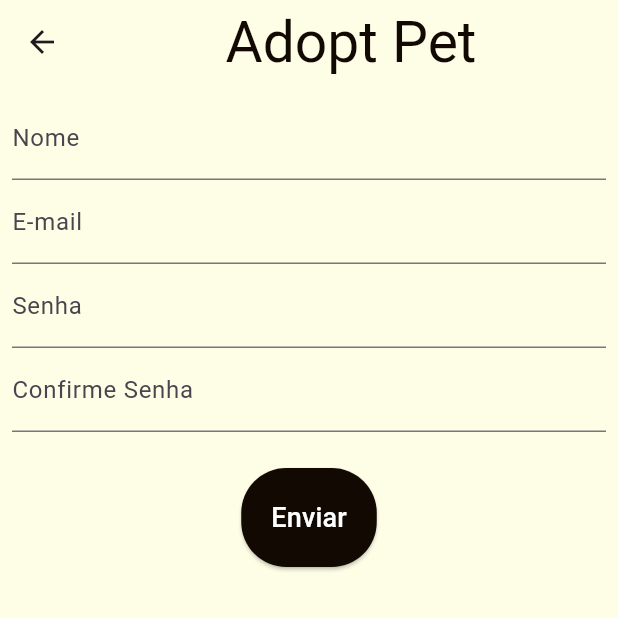
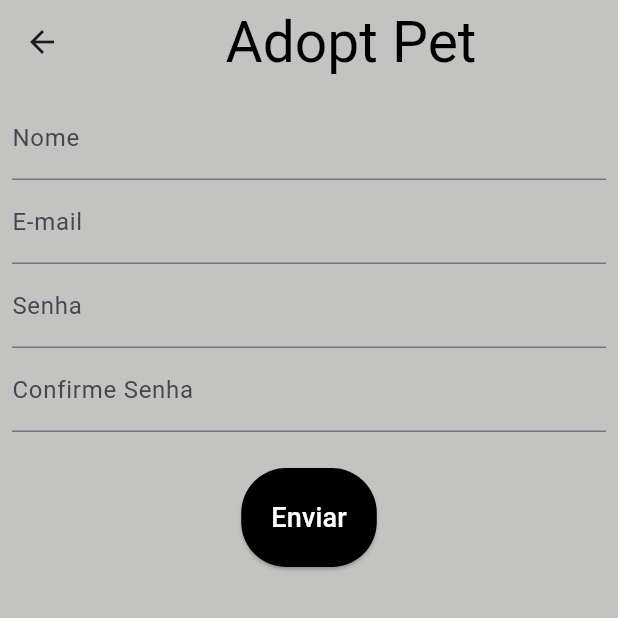
Before and after one commit to paulocavalc/Adopt-Pet, a Flutter app: the screen it shows after launch, item 3 of the bottom bar chosen, after a tap on "Registre-se", on a phone screen of 412 x 824 dp, the top half of it. Run offline on Flutter 3.47's test engine with Material 3 defaults, Android fonts, the phone set to English and light mode, and no system bars; our stand-ins replace google_fonts; network calls fail; Roboto replaces fonts that are missing (Calistoga).

Commit message:
Atualização Color

```diff
--- a/lib/authentication/login.dart
+++ b/lib/authentication/login.dart
@@ -14,19 +14,19 @@ class LoginPet extends StatelessWidget {
   Widget build(BuildContext context) {
     return Scaffold(
       appBar: AppBar(
-        backgroundColor: Color.fromARGB(255, 254, 254, 230),
+        backgroundColor: Color.fromARGB(255, 195, 195, 193),
         centerTitle: true,
         title: Center(
           child: Text("Adopt Pet",
             style: GoogleFonts.calistoga(
-              color: Color.fromARGB(255, 18, 9, 2),
+              color: Color.fromARGB(255, 0, 0, 0),
               fontSize: 38
             )
           ),
         ),
       ),
       body: Container(
-        color: Color.fromARGB(255, 254, 254, 230),
+        color: Color.fromARGB(255, 195, 195, 193),
         child: Center(
           child: SingleChildScrollView(
             child: Padding(
@@ -80,7 +80,7 @@ class LoginPet extends StatelessWidget {
                       },
                       child: Text('Login', style: TextStyle(fontSize: 18)),
                       style: ElevatedButton.styleFrom(
-                        primary: Color.fromARGB(255, 18, 9, 2),
+                        primary: Color.fromARGB(255, 0, 0, 0),
                         onPrimary: Colors.white,
                         padding: EdgeInsets.all(20),
                         shape: RoundedRectangleBorder(
@@ -98,7 +98,7 @@ class LoginPet extends StatelessWidget {
                       },
                       child: Text('Registre-se', style: TextStyle(fontSize: 18)),
                       style: ElevatedButton.styleFrom(
-                        primary: Color.fromARGB(255, 18, 9, 2),
+                        primary: Color.fromARGB(255, 0, 0, 0),
                         onPrimary: Colors.white,
                         padding: EdgeInsets.all(20),
                         shape: RoundedRectangleBorder(
--- a/lib/authentication/signup.dart
+++ b/lib/authentication/signup.dart
@@ -15,18 +15,18 @@ class SignUpPet extends StatelessWidget {
  Widget build(BuildContext context) {
     return Scaffold(
       appBar: AppBar(
-        backgroundColor: Color.fromARGB(255, 254, 254, 230),
+        backgroundColor: Color.fromARGB(255, 195, 195, 193),
         centerTitle: true,
         title: Center(
           child: Text("Adopt Pet",
             style: GoogleFonts.calistoga(
-              color: Color.fromARGB(255, 18, 9, 2),
+              color: Color.fromARGB(255, 0, 0, 0),
               fontSize: 38
             )
           ),
         ),
       ),
-      backgroundColor: Color.fromARGB(255, 254, 254, 230),
+      backgroundColor: Color.fromARGB(255, 195, 195, 193),
       body: Form(
         key: _formKey,
         child: SingleChildScrollView(
@@ -94,7 +94,7 @@ class SignUpPet extends StatelessWidget {
                 },
                 child: Text('Enviar', style: TextStyle(fontSize: 18)),
                 style: ElevatedButton.styleFrom(
-                  primary: Color.fromARGB(255, 18, 9, 2),
+                  primary: Color.fromARGB(255, 0, 0, 0),
                   onPrimary: Colors.white,
                   padding: EdgeInsets.all(20),
                   shape: RoundedRectangleBorder(
--- a/lib/grid-view/grid-view.dart
+++ b/lib/grid-view/grid-view.dart
@@ -21,12 +21,12 @@ class GridPetApp extends StatelessWidget {
       length: 11,
       child: Scaffold(
         appBar: AppBar(
-          backgroundColor: Color.fromARGB(255, 254, 254, 230),
+          backgroundColor: Color.fromARGB(255, 195, 195, 193),
           centerTitle: true,
           title: Center(
             child: Text("Adopt Pet",
                 style: GoogleFonts.calistoga(
-                    color: Color.fromARGB(255, 18, 9, 2), fontSize: 38)
+                    color: Color.fromARGB(255, 0, 0, 0), fontSize: 38)
             ),
           ),
           bottom: TabBar(
@@ -38,7 +38,7 @@ class GridPetApp extends StatelessWidget {
               EdgeInsets.only(left: 20, right: 20, top: 0, bottom: 0
             ),
             indicator: BoxDecoration(
-              color: Color.fromARGB(255, 18, 9, 2),
+              color: Color.fromARGB(255, 0, 0, 0),
               //borderRadius: BorderRadius.circular(80)
             ),
             tabs: [
--- a/lib/home/home.dart
+++ b/lib/home/home.dart
@@ -36,7 +36,7 @@ class _MyHomePageState extends State<MyHomePage> {
     return Scaffold(
       body: screens[currentIndex],
       bottomNavigationBar: BottomNavigationBar(
-        backgroundColor: Color.fromARGB(255, 254, 254, 230),
+        backgroundColor: Color.fromARGB(255, 195, 195, 193),
         type: BottomNavigationBarType.fixed,
         iconSize: 30,
         showUnselectedLabels: false,
@@ -57,7 +57,7 @@ class _MyHomePageState extends State<MyHomePage> {
             label: 'Perfil',
           ),
         ],
-        selectedItemColor: Color.fromARGB(255, 18, 9, 2),
+        selectedItemColor: Color.fromARGB(255, 0, 0, 0),
         unselectedItemColor: Color.fromARGB(255, 93, 93, 93),
       ),
     );
--- a/lib/loading/loading.dart
+++ b/lib/loading/loading.dart
@@ -30,7 +30,7 @@ class StartState extends State<LoadingScreen> {
     return Scaffold(
       body: Container(
         //color: Color.fromARGB(255, 208, 195, 163),
-        color: Color.fromARGB(255, 254, 254, 230),
+        color: Color.fromARGB(255, 195, 195, 193),
         child: Column(
           mainAxisAlignment: MainAxisAlignment.center,
           crossAxisAlignment: CrossAxisAlignment.center,
--- a/lib/wallpapers/cat.dart
+++ b/lib/wallpapers/cat.dart
@@ -19,7 +19,7 @@ class _Tela_GatoState extends State<Tela_Gato>
   Widget build(BuildContext context) {
     super.build(context);
     return Scaffold(
-      backgroundColor: Color.fromARGB(255, 254, 254, 230),
+      backgroundColor: Color.fromARGB(255, 195, 195, 193),
       body: GridView.builder(
         itemCount: cat.length,
         gridDelegate: SliverGridDelegateWithFixedCrossAxisCount(
--- a/lib/wallpapers/dog.dart
+++ b/lib/wallpapers/dog.dart
@@ -19,7 +19,7 @@ class _Tela_CachorroState extends State<Tela_Cachorro>
   Widget build(BuildContext context) {
     super.build(context);
     return Scaffold(
-      backgroundColor: Color.fromARGB(255, 254, 254, 230),
+      backgroundColor: Color.fromARGB(255, 195, 195, 193),
       body: GridView.builder(
         itemCount: dog.length,
         gridDelegate: SliverGridDelegateWithFixedCrossAxisCount(
--- a/lib/wallpapers/dove.dart
+++ b/lib/wallpapers/dove.dart
@@ -19,7 +19,7 @@ class _Tela_PombaState extends State<Tela_Pomba>
   Widget build(BuildContext context) {
     super.build(context);
     return Scaffold(
-      backgroundColor: Color.fromARGB(255, 254, 254, 230),
+      backgroundColor: Color.fromARGB(255, 195, 195, 193),
       body: GridView.builder(
         itemCount: dove.length,
         gridDelegate: SliverGridDelegateWithFixedCrossAxisCount(
--- a/lib/wallpapers/duck.dart
+++ b/lib/wallpapers/duck.dart
@@ -19,7 +19,7 @@ class _Tela_PatoState extends State<Tela_Pato>
   Widget build(BuildContext context) {
     super.build(context);
     return Scaffold(
-      backgroundColor: Color.fromARGB(255, 254, 254, 230),
+      backgroundColor: Color.fromARGB(255, 195, 195, 193),
       body: GridView.builder(
         itemCount: duck.length,
         gridDelegate: SliverGridDelegateWithFixedCrossAxisCount(
--- a/lib/wallpapers/fish.dart
+++ b/lib/wallpapers/fish.dart
@@ -19,7 +19,7 @@ class _Tela_PeixeState extends State<Tela_Peixe>
   Widget build(BuildContext context) {
     super.build(context);
     return Scaffold(
-      backgroundColor: Color.fromARGB(255, 254, 254, 230),
+      backgroundColor: Color.fromARGB(255, 195, 195, 193),
       body: GridView.builder(
         itemCount: fish.length,
         gridDelegate: SliverGridDelegateWithFixedCrossAxisCount(
--- a/lib/wallpapers/hen.dart
+++ b/lib/wallpapers/hen.dart
@@ -19,7 +19,7 @@ class _Tela_GalinhaState extends State<Tela_Galinha>
   Widget build(BuildContext context) {
     super.build(context);
     return Scaffold(
-      backgroundColor: Color.fromARGB(255, 254, 254, 230),
+      backgroundColor: Color.fromARGB(255, 195, 195, 193),
       body: GridView.builder(
         itemCount: hen.length,
         gridDelegate: SliverGridDelegateWithFixedCrossAxisCount(
--- a/lib/wallpapers/horse.dart
+++ b/lib/wallpapers/horse.dart
@@ -19,7 +19,7 @@ class _Tela_CavaloState extends State<Tela_Cavalo>
   Widget build(BuildContext context) {
     super.build(context);
     return Scaffold(
-      backgroundColor: Color.fromARGB(255, 254, 254, 230),
+      backgroundColor: Color.fromARGB(255, 195, 195, 193),
       body: GridView.builder(
         itemCount: horse.length,
         gridDelegate: SliverGridDelegateWithFixedCrossAxisCount(
--- a/lib/wallpapers/penguin.dart
+++ b/lib/wallpapers/penguin.dart
@@ -19,7 +19,7 @@ class _Tela_PinguimState extends State<Tela_Pinguim>
   Widget build(BuildContext context) {
     super.build(context);
     return Scaffold(
-      backgroundColor: Color.fromARGB(255, 254, 254, 230),
+      backgroundColor: Color.fromARGB(255, 195, 195, 193),
       body: GridView.builder(
         itemCount: penguin.length,
         gridDelegate: SliverGridDelegateWithFixedCrossAxisCount(
--- a/lib/wallpapers/squirrel.dart
+++ b/lib/wallpapers/squirrel.dart
@@ -19,7 +19,7 @@ class _Tela_EsquiloState extends State<Tela_Esquilo>
   Widget build(BuildContext context) {
     super.build(context);
     return Scaffold(
-      backgroundColor: Color.fromARGB(255, 254, 254, 230),
+      backgroundColor: Color.fromARGB(255, 195, 195, 193),
       body: GridView.builder(
         itemCount: squirrel.length,
         gridDelegate: SliverGridDelegateWithFixedCrossAxisCount(
--- a/lib/wallpapers/turtle.dart
+++ b/lib/wallpapers/turtle.dart
@@ -19,7 +19,7 @@ class _Tela_TartarugaState extends State<Tela_Tartaruga>
   Widget build(BuildContext context) {
     super.build(context);
     return Scaffold(
-      backgroundColor: Color.fromARGB(255, 254, 254, 230),
+      backgroundColor: Color.fromARGB(255, 195, 195, 193),
       body: GridView.builder(
         itemCount: turtle.length,
         gridDelegate: SliverGridDelegateWithFixedCrossAxisCount(
```
